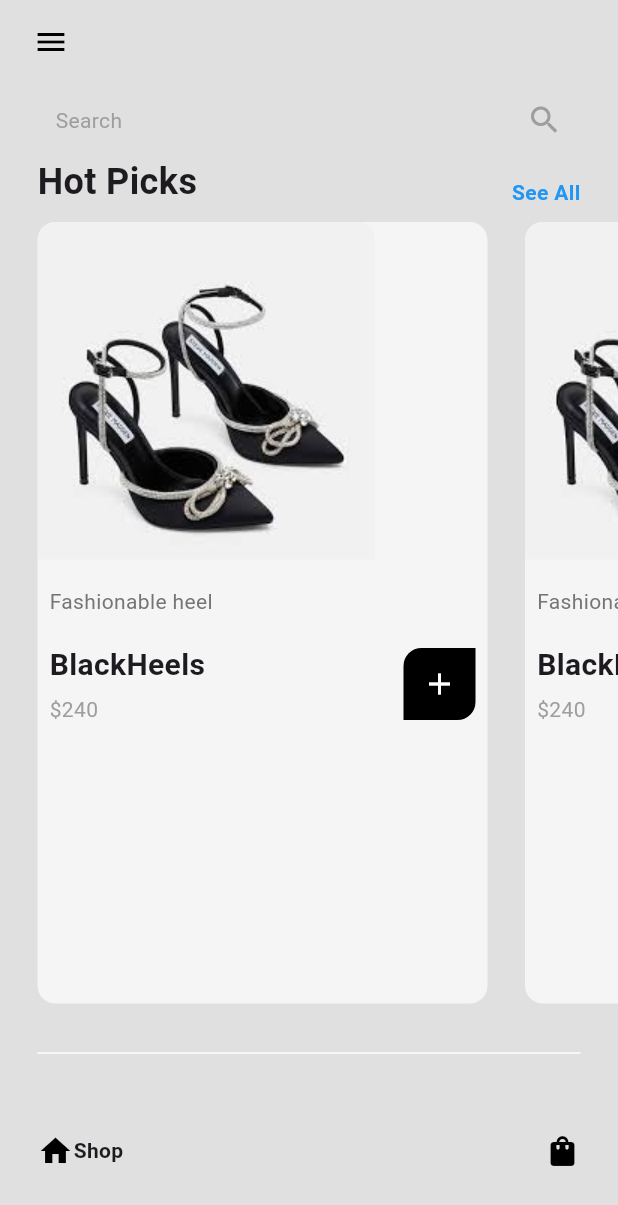
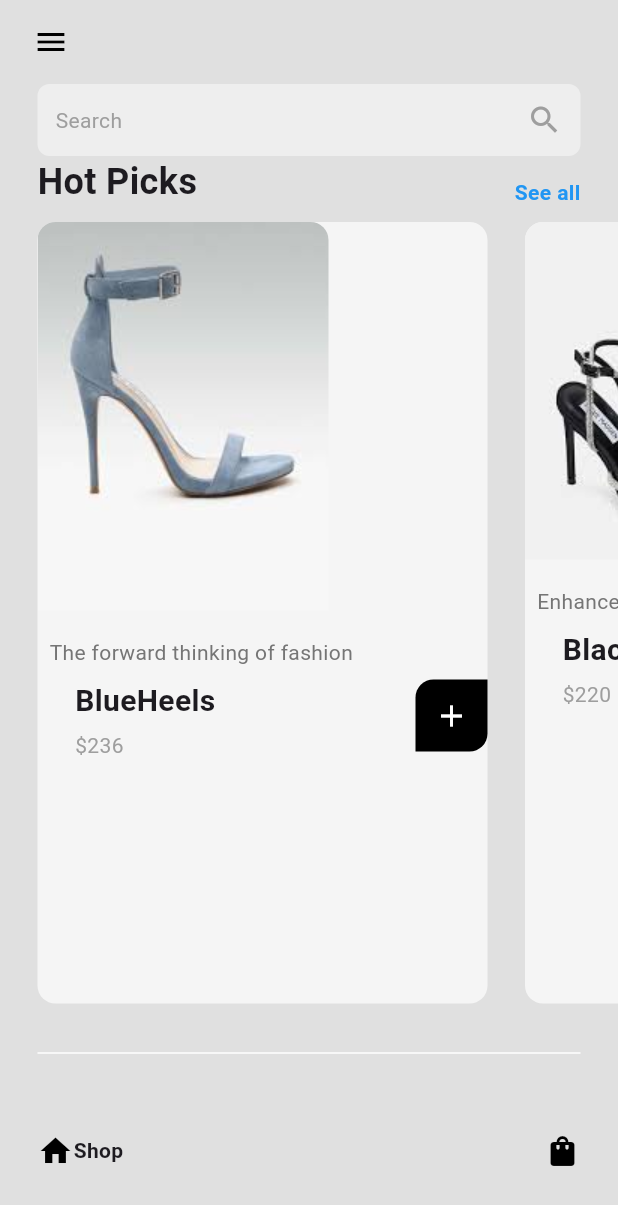
Before and after one commit to Gayurajeev/Flutter-shopping-app, a Flutter app: the screen it shows after launch, after a tap on "Shop Now", on a phone screen of 412 x 824 dp. Shown: the top 1205 px of the screen. Run offline on Flutter 3.47's test engine with Material 3 defaults, Android fonts, the phone set to English and light mode, and no system bars; drawn by our look-alikes of google_nav_bar.

```diff
--- a/lib/components/shoe_tile.dart
+++ b/lib/components/shoe_tile.dart
@@ -33,9 +33,10 @@ class ShoeTile extends StatelessWidget {
     ),
 
                 Padding(
-                  padding: const EdgeInsets.symmetric(horizontal: 8.0,vertical: 10),
+                  padding: const EdgeInsets.only(left:25.0),
                   child:Row(
                     mainAxisAlignment: MainAxisAlignment.spaceBetween,
+                    crossAxisAlignment: CrossAxisAlignment.start,
                     children: [
                     Column(
                     crossAxisAlignment: CrossAxisAlignment.start,
--- a/lib/main.dart
+++ b/lib/main.dart
@@ -1,5 +1,7 @@
 import 'package:flutter/material.dart';
 import 'pages/intro_page.dart';
+import 'package:provider/provider.dart';
+import 'models/cart.dart';
 void main() {
   runApp(const MyApp());
 }
@@ -10,14 +12,18 @@ class MyApp extends StatelessWidget {
   // This widget is the root of your application.
   @override
   Widget build(BuildContext context) {
-    return const  MaterialApp(
-      debugShowCheckedModeBanner:false ,
-      home:IntroPage() ,
+    return ChangeNotifierProvider<Cart>(
+        create: (context)=> Cart(),
+    child : const MaterialApp(
+      debugShowCheckedModeBanner: false,
+      home: IntroPage(),
+    ),
+    );
 
 
 
 
 
-    );
+
   }
 }
--- a/lib/models/cart.dart
+++ b/lib/models/cart.dart
@@ -1,16 +1,43 @@
+import 'package:flutter/cupertino.dart';
+
 import 'shoe.dart';
-
-class Cart{
-  List<Shoe>shoeShop=[
-    Shoe(name: 'BlueHeels', price:'236', description: 'The forward thinking of fashion', imagePath:'lib/images/blueheels.jpeg',
+import 'package:flutter/foundation.dart';
+class Cart extends ChangeNotifier{
+  List<Shoe>shoeShop = [
+    Shoe(name: 'BlueHeels',
+      price: '236',
+      description: 'The forward thinking of fashion',
+      imagePath: 'lib/images/blueheels.jpeg',
     ),
-    Shoe(name: 'BlackHeels', price: '220', description: 'Enhance your fashion', imagePath: 'lib/images/blackheels.jpeg',
+    Shoe(name: 'BlackHeels',
+      price: '220',
+      description: 'Enhance your fashion',
+      imagePath: 'lib/images/blackheels.jpeg',
     ),
-    Shoe(name: 'SilverHeels', price: '290', description: 'Secured fashion', imagePath: 'lib/images/silverheels.jpeg',
+    Shoe(name: 'SilverHeels',
+      price: '290',
+      description: 'Secured fashion',
+      imagePath: 'lib/images/silverheels.jpeg',
     ),
   ];
-  List<Shoe>userCart=[];
-  List<Shoe>getShoeList(){
+  List<Shoe>userCart = [];
+
+  List<Shoe> getShoeList() {
     return shoeShop;
   }
+
+  List<Shoe> getUserCart() {
+    return userCart;
+  }
+
+  void addItemToCart(Shoe shoe){
+
+
+  userCart.add(shoe);
+  notifyListeners();
 }
+void removeItemFromCart(Shoe shoe) {
+  userCart.remove(shoe);
+  notifyListeners();
+}
+}
--- a/lib/pages/shop_page.dart
+++ b/lib/pages/shop_page.dart
@@ -1,7 +1,10 @@
 import 'package:flutter/material.dart';
+import 'package:provider/provider.dart';
 
 import '../components/shoe_tile.dart';
 import '../models/shoe.dart';
+import '../models/cart.dart';
+
 class ShopPage extends StatefulWidget {
   const ShopPage({super.key});
 
@@ -12,32 +15,36 @@ class ShopPage extends StatefulWidget {
 class _ShopPageState extends State<ShopPage> {
   @override
   Widget build(BuildContext context) {
-    return Column(
+    return Consumer<Cart>(
+      builder: (context, value, child) =>Column(
       children: [
         Container(
-          padding: EdgeInsets.all(12),
-          margin: const EdgeInsets.symmetric(horizontal:25 ),
-          decoration:BoxDecoration(color: Colors.grey[300],
-    borderRadius: BorderRadius.circular(8)
+          padding: const EdgeInsets.all(12),
+          margin: const EdgeInsets.symmetric(horizontal: 25),
+          decoration: BoxDecoration(
+            color: Colors.grey[200],
+            borderRadius: BorderRadius.circular(8),
           ),
           child: Row(
             mainAxisAlignment: MainAxisAlignment.spaceBetween,
-            children: const [
-              Text('Search',
-    style: TextStyle(color: Colors.grey),
+            children: const[
+              Text(
+                'Search',
+                style: TextStyle(color:Colors.grey),
               ),
               Icon(
                 Icons.search,
                 color: Colors.grey,
               ),
             ],
-          )),
+          ),
+        ),
       Padding(
-      padding: const EdgeInsets.symmetric(horizontal: 25.0),
+    padding: const EdgeInsets.symmetric(horizontal:25 ),
     child: Row(
     mainAxisAlignment: MainAxisAlignment.spaceBetween,
     crossAxisAlignment: CrossAxisAlignment.end,
-      children:const [
+    children: const[
       Text(
     'Hot Picks',
     style: TextStyle(
@@ -45,33 +52,36 @@ class _ShopPageState extends State<ShopPage> {
     fontSize: 24,
     ),
     ),
-      Text('See All',
-      style: TextStyle(fontWeight: FontWeight.bold,color:Colors.blue),
+    Text(
+    'See all',
+    style: TextStyle(
+    fontWeight: FontWeight.bold,color: Colors.blue),
     ),
     ],
     ),
     ),
-    const SizedBox(height: 10,),
+    const SizedBox(height: 10),
     Expanded(
     child: ListView.builder(
     itemCount: 3,
     scrollDirection: Axis.horizontal,
-    itemBuilder:(context,index){
-      Shoe shoe=Shoe(name: 'BlackHeels', price: '240', description: 'Fashionable heel', imagePath: 'lib/images/blackheels.jpeg');
+    itemBuilder: (context,index) {
+      Shoe shoe = value.getShoeList()[index];
       return ShoeTile(
         shoe: shoe,
       );
     },
     ),
     ),
+
     const Padding(
-          padding:  EdgeInsets.only(top:25.0,left:25,right:25),
+    padding: EdgeInsets.only(top:25,left:25,right:25),
     child: Divider(
     color: Colors.white,
     ),
-        )
+    ),
     ],
+    ),
     );
-
     }
     }
--- a/pubspec.yaml
+++ b/pubspec.yaml
@@ -35,6 +35,7 @@ dependencies:
   # Use with the CupertinoIcons class for iOS style icons.
   cupertino_icons: ^1.0.8
   google_nav_bar: ^5.0.7
+  provider: ^6.1.2
 google_nav_bar: ^5.0.6
   # The "flutter_lints" package below contains a set of recommended lints to
   # encourage good coding practices. The lint set provided by the package is
```
Also changed, not shown: pubspec.lock. Lines whose indentation alone changed are shown as unchanged.
